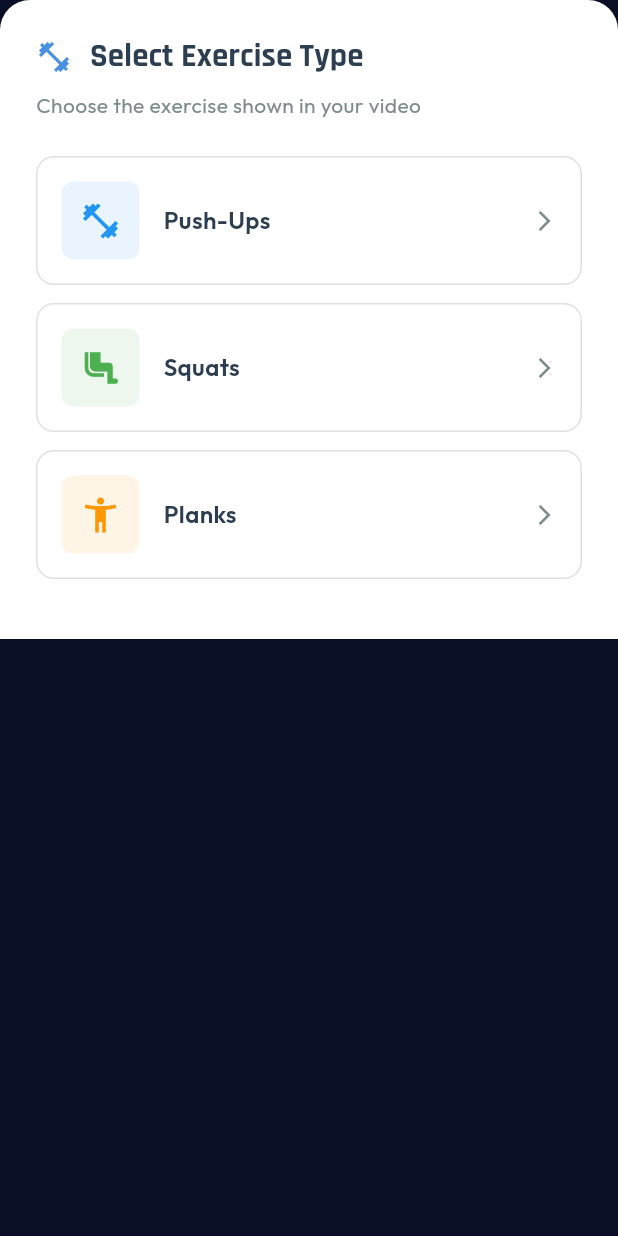
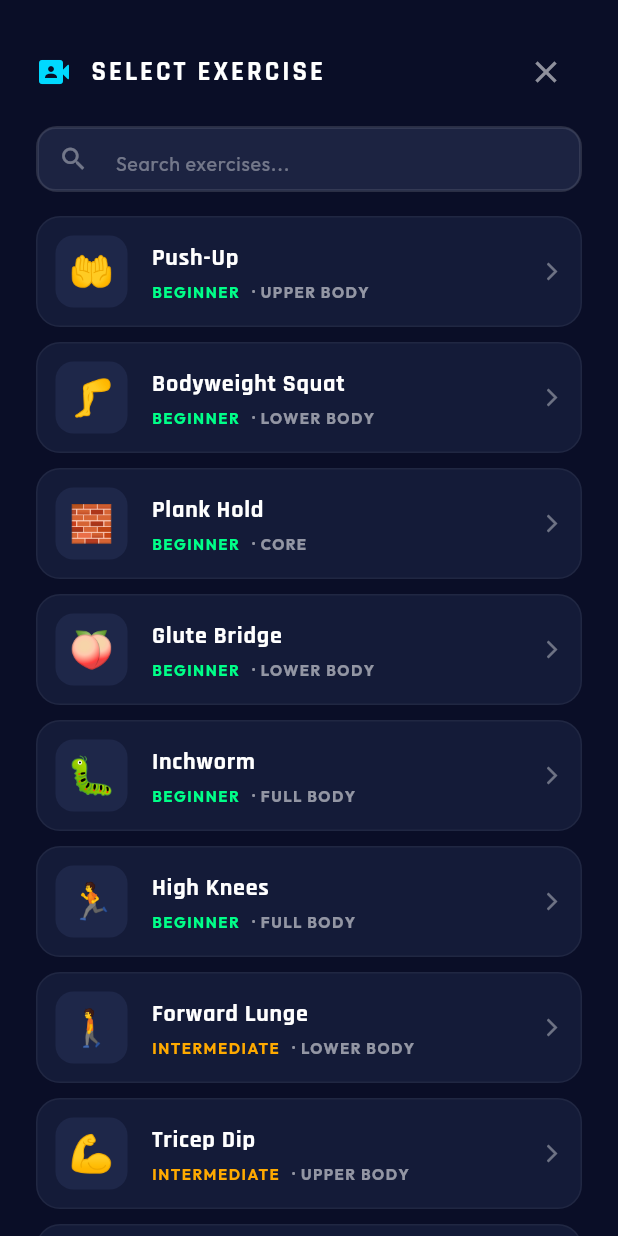
Before and after one commit to RHOCKAI/RHOCKAI-APP, a Flutter app: the ExerciseSelectorSheet widget shown alone on an empty page, opened directly, on a phone screen of 412 x 824 dp. Run offline on Flutter 3.47's test engine with Material 3 defaults, Android fonts, the phone set to English and light mode, and no system bars; our stand-ins replace camera, confetti, dio, file_picker, fl_chart, flutter_dotenv and 9 more; missing offline and left inert: ffmpeg_kit_flutter_new, google_mlkit_pose_detection; accounts and stored records are empty; network calls fail; project files that could hold a hidden picture were left out.

Commit message:
fix: UX enhancements, leaderboard wiring, dynamic exercise selection, unique image assets
- Updated all 20 exercise image URLs to distinct, accurate representations using Unsplash
- Wrote dailyLeaderboardProvider and hooked it up to the Professional Dashboard for real live data
- Added 'Upload Video' action directly into the dashboard camera preview overlay
- Completely refactored ExerciseSelectorSheet to dynamically load all 20 exercises with live search and correct aesthetic badges

```diff
--- a/frontend/lib/core/constants/exercises.dart
+++ b/frontend/lib/core/constants/exercises.dart
@@ -151,7 +151,7 @@ class Exercises {
     category: 'lower_body',
     idealTempo: ExerciseTempo(eccentric: 2.0, isometric: 1.0, concentric: 1.0),
     caloriesPerRep: 0.28,
-    imageUrl: 'https://images.unsplash.com/photo-1585829365295-ab7cd400c167?auto=format&fit=crop&q=80',
+    imageUrl: 'https://images.unsplash.com/photo-1544367567056-41c2cb2df638?auto=format&fit=crop&q=80',
   );
 
   static const inchworm = ExerciseData(
@@ -168,7 +168,7 @@ class Exercises {
     category: 'full_body',
     idealTempo: ExerciseTempo(eccentric: 2.0, isometric: 0.5, concentric: 2.0),
     caloriesPerRep: 0.40,
-    imageUrl: 'https://images.unsplash.com/photo-1599058917765-a780eda07a3e?auto=format&fit=crop&q=80',
+    imageUrl: 'https://images.unsplash.com/photo-1518611012118-69b125028f8f?auto=format&fit=crop&q=80',
   );
 
   static const standingMarchHigh = ExerciseData(
@@ -185,7 +185,7 @@ class Exercises {
     category: 'full_body',
     idealTempo: ExerciseTempo(eccentric: 0.3, isometric: 0, concentric: 0.3),
     caloriesPerRep: 0.20,
-    imageUrl: 'https://images.unsplash.com/photo-1476480862126-209bfaa8edc8?auto=format&fit=crop&q=80',
+    imageUrl: 'https://images.unsplash.com/photo-1538805060514-97d9cc17730c?auto=format&fit=crop&q=80',
   );
 
   // ─────────────────────────────────────────────
@@ -206,7 +206,7 @@ class Exercises {
     category: 'lower_body',
     idealTempo: ExerciseTempo(eccentric: 2.5, isometric: 0.5, concentric: 1.5),
     caloriesPerRep: 0.38,
-    imageUrl: 'https://images.unsplash.com/photo-1434608519344-49d77a124f7e?auto=format&fit=crop&q=80',
+    imageUrl: 'https://images.unsplash.com/photo-1584735935682-2f2b69dff9d2?auto=format&fit=crop&q=80',
   );
 
   static const tricepDip = ExerciseData(
@@ -223,7 +223,7 @@ class Exercises {
     category: 'upper_body',
     idealTempo: ExerciseTempo(eccentric: 2.5, isometric: 0.5, concentric: 1.0),
     caloriesPerRep: 0.45,
-    imageUrl: 'https://images.unsplash.com/photo-1604480132736-44c188fe4d20?auto=format&fit=crop&q=80',
+    imageUrl: 'https://images.unsplash.com/photo-1594381898411-846e7d193883?auto=format&fit=crop&q=80',
   );
 
   static const mountainClimber = ExerciseData(
@@ -240,7 +240,7 @@ class Exercises {
     category: 'full_body',
     idealTempo: ExerciseTempo(eccentric: 0.5, isometric: 0, concentric: 0.5),
     caloriesPerRep: 0.30,
-    imageUrl: 'https://images.unsplash.com/photo-1598971639058-fab3c3109a00?auto=format&fit=crop&q=80',
+    imageUrl: 'https://images.unsplash.com/photo-1571019615399-f2e1dfd490c6?auto=format&fit=crop&q=80',
   );
 
   static const sidePlank = ExerciseData(
@@ -257,7 +257,7 @@ class Exercises {
     category: 'core',
     idealTempo: ExerciseTempo(eccentric: 0, isometric: 30, concentric: 0),
     caloriesPerRep: 0.10,
-    imageUrl: 'https://images.unsplash.com/photo-1609952543555-9f9c5cd25374?auto=format&fit=crop&q=80',
+    imageUrl: 'https://images.unsplash.com/photo-1518398092300-56ac591e0a29?auto=format&fit=crop&q=80',
   );
 
   static const reverseLunge = ExerciseData(
@@ -274,7 +274,7 @@ class Exercises {
     category: 'lower_body',
     idealTempo: ExerciseTempo(eccentric: 2.5, isometric: 0.5, concentric: 1.5),
     caloriesPerRep: 0.36,
-    imageUrl: 'https://images.unsplash.com/photo-1434608519344-49d77a124f7e?auto=format&fit=crop&q=80',
+    imageUrl: 'https://images.unsplash.com/photo-1534438327276-14e5300c3a48?auto=format&fit=crop&q=80',
   );
 
   static const pikePushup = ExerciseData(
@@ -291,7 +291,7 @@ class Exercises {
     category: 'upper_body',
     idealTempo: ExerciseTempo(eccentric: 2.0, isometric: 0.5, concentric: 1.0),
     caloriesPerRep: 0.55,
-    imageUrl: 'https://images.unsplash.com/photo-1571019613454-1cb2f99b2d8b?auto=format&fit=crop&q=80',
+    imageUrl: 'https://images.unsplash.com/photo-1541534741627-52d80d2109ba?auto=format&fit=crop&q=80',
   );
 
   static const sumoSquat = ExerciseData(
@@ -308,7 +308,7 @@ class Exercises {
     category: 'lower_body',
     idealTempo: ExerciseTempo(eccentric: 2.5, isometric: 1.0, concentric: 1.0),
     caloriesPerRep: 0.35,
-    imageUrl: 'https://images.unsplash.com/photo-1604480132736-44c188fe4d20?auto=format&fit=crop&q=80',
+    imageUrl: 'https://images.unsplash.com/photo-1518611012118-69b125028f8f?auto=format&fit=crop&q=80',
   );
 
   // ─────────────────────────────────────────────
@@ -329,7 +329,7 @@ class Exercises {
     category: 'lower_body',
     idealTempo: ExerciseTempo(eccentric: 3.0, isometric: 1.0, concentric: 2.0),
     caloriesPerRep: 0.60,
-    imageUrl: 'https://images.unsplash.com/photo-1434608519344-49d77a124f7e?auto=format&fit=crop&q=80',
+    imageUrl: 'https://images.unsplash.com/photo-1566241142559-40e1dab266c6?auto=format&fit=crop&q=80',
   );
 
   static const diamondPushup = ExerciseData(
@@ -346,7 +346,7 @@ class Exercises {
     category: 'upper_body',
     idealTempo: ExerciseTempo(eccentric: 2.5, isometric: 0.5, concentric: 1.0),
     caloriesPerRep: 0.65,
-    imageUrl: 'https://images.unsplash.com/photo-1571019614242-c5c5dee9f50b?auto=format&fit=crop&q=80',
+    imageUrl: 'https://images.unsplash.com/photo-1583454155184-870a1f63aebc?auto=format&fit=crop&q=80',
   );
 
   static const archerPushup = ExerciseData(
@@ -363,7 +363,7 @@ class Exercises {
     category: 'upper_body',
     idealTempo: ExerciseTempo(eccentric: 3.0, isometric: 0.5, concentric: 1.5),
     caloriesPerRep: 0.70,
-    imageUrl: 'https://images.unsplash.com/photo-1598971639058-fab3c3109a00?auto=format&fit=crop&q=80',
+    imageUrl: 'https://images.unsplash.com/photo-1599058917200-a6cb82dbbcbd?auto=format&fit=crop&q=80',
   );
 
   static const jumpSquat = ExerciseData(
@@ -380,7 +380,7 @@ class Exercises {
     category: 'lower_body',
     idealTempo: ExerciseTempo(eccentric: 1.5, isometric: 0, concentric: 0.5),
     caloriesPerRep: 0.55,
-    imageUrl: 'https://images.unsplash.com/photo-1576678927484-cc907957088c?auto=format&fit=crop&q=80',
+    imageUrl: 'https://images.unsplash.com/photo-1552674605-b04b9015c92c?auto=format&fit=crop&q=80',
   );
 
   static const burpee = ExerciseData(
@@ -397,7 +397,7 @@ class Exercises {
     category: 'full_body',
     idealTempo: ExerciseTempo(eccentric: 1.0, isometric: 0, concentric: 1.0),
     caloriesPerRep: 0.80,
-    imageUrl: 'https://images.unsplash.com/photo-1599058917765-a780eda07a3e?auto=format&fit=crop&q=80',
+    imageUrl: 'https://images.unsplash.com/photo-1517836357463-d25dfeac3438?auto=format&fit=crop&q=80',
   );
 
   static const singleLegDeadlift = ExerciseData(
@@ -414,7 +414,7 @@ class Exercises {
     category: 'lower_body',
     idealTempo: ExerciseTempo(eccentric: 3.0, isometric: 0.5, concentric: 2.0),
     caloriesPerRep: 0.45,
-    imageUrl: 'https://images.unsplash.com/photo-1574680096141-1cddd32e04ca?auto=format&fit=crop&q=80',
+    imageUrl: 'https://images.unsplash.com/photo-1581009146145-b5ef050c2e1e?auto=format&fit=crop&q=80',
   );
 
   static const spiderManPushup = ExerciseData(
@@ -431,7 +431,7 @@ class Exercises {
     category: 'upper_body',
     idealTempo: ExerciseTempo(eccentric: 2.0, isometric: 0.5, concentric: 1.0),
     caloriesPerRep: 0.68,
-    imageUrl: 'https://images.unsplash.com/photo-1571019614242-c5c5dee9f50b?auto=format&fit=crop&q=80',
+    imageUrl: 'https://images.unsplash.com/photo-1571019615399-f2e1dfd490c6?auto=format&fit=crop&q=80',
   );
 
   // ─────────────────────────────────────────────
--- a/frontend/lib/features/camera_ai/widgets/exercise_selector_sheet.dart
+++ b/frontend/lib/features/camera_ai/widgets/exercise_selector_sheet.dart
@@ -1,116 +1,174 @@
 import 'package:flutter/material.dart';
+import '../../../core/constants/exercises.dart';
+import '../../../core/config/app_theme.dart';
 
 /// Bottom sheet for selecting exercise type
 ///
 /// Matches existing app design patterns from dashboard
-class ExerciseSelectorSheet extends StatelessWidget {
+class ExerciseSelectorSheet extends StatefulWidget {
   const ExerciseSelectorSheet({super.key});
 
   @override
+  State<ExerciseSelectorSheet> createState() => _ExerciseSelectorSheetState();
+}
+
+class _ExerciseSelectorSheetState extends State<ExerciseSelectorSheet> {
+  String _searchQuery = '';
+
+  @override
   Widget build(BuildContext context) {
+    final filteredExercises = Exercises.allExercises
+        .where((e) => e.name.toLowerCase().contains(_searchQuery.toLowerCase()))
+        .toList();
+
     return Container(
-      padding: const EdgeInsets.all(24),
+      padding: const EdgeInsets.fromLTRB(24, 24, 24, 0),
       decoration: const BoxDecoration(
-        color: Colors.white,
+        color: Color(0xFF0A0E27),
         borderRadius: BorderRadius.vertical(top: Radius.circular(20)),
       ),
       child: Column(
-        mainAxisSize: MainAxisSize.min,
         crossAxisAlignment: CrossAxisAlignment.start,
         children: [
           // Header
           Row(
             children: [
-              const Icon(Icons.fitness_center, color: Color(0xFF4A90E2)),
+              const Icon(Icons.video_camera_front_rounded, color: AppTheme.neonBlue),
               const SizedBox(width: 12),
-              Text(
-                'Select Exercise Type',
-                style: Theme.of(context).textTheme.titleLarge?.copyWith(
+              const Text(
+                'SELECT EXERCISE',
+                style: TextStyle(
+                  color: Colors.white,
+                  fontSize: 18,
                   fontWeight: FontWeight.bold,
-                      color: const Color(0xFF2C3E50),
+                  letterSpacing: 2,
+                  fontFamily: 'Rajdhani',
                 ),
+              ),
+              const Spacer(),
+              IconButton(
+                icon: const Icon(Icons.close, color: Colors.white54),
+                onPressed: () => Navigator.pop(context),
               ),
             ],
           ),
-          const SizedBox(height: 8),
-          Text(
-            'Choose the exercise shown in your video',
-            style: Theme.of(context).textTheme.bodyMedium?.copyWith(
-                  color: const Color(0xFF7F8C8D),
+          const SizedBox(height: 12),
+
+          // Search bar
+          Container(
+            height: 44,
+            decoration: BoxDecoration(
+              color: Colors.white.withOpacity(0.06),
+              borderRadius: BorderRadius.circular(14),
+              border: Border.all(color: Colors.white.withOpacity(0.08)),
+            ),
+            child: TextField(
+              style: const TextStyle(color: Colors.white),
+              decoration: const InputDecoration(
+                hintText: 'Search exercises...',
+                hintStyle: TextStyle(color: Colors.white38, fontSize: 13),
+                prefixIcon: Icon(Icons.search, color: Colors.white38, size: 20),
+                border: InputBorder.none,
+                contentPadding: EdgeInsets.symmetric(vertical: 12),
+              ),
+              onChanged: (v) => setState(() => _searchQuery = v),
             ),
           ),
-          const SizedBox(height: 24),
+          const SizedBox(height: 16),
 
-          // Exercise options
-          _buildExerciseOption(
-            context,
-            title: 'Push-Ups',
-            icon: Icons.fitness_center,
-            color: Colors.blue,
-            exerciseType: 'pushup',
+          // Exercise list
+          Expanded(
+            child: ListView.separated(
+              itemCount: filteredExercises.length,
+              separatorBuilder: (_, __) => const SizedBox(height: 10),
+              itemBuilder: (context, index) {
+                final exercise = filteredExercises[index];
+                return _buildExerciseOption(context, exercise);
+              },
             ),
-          const SizedBox(height: 12),
-          _buildExerciseOption(
-            context,
-            title: 'Squats',
-            icon: Icons.airline_seat_legroom_normal,
-            color: Colors.green,
-            exerciseType: 'squat',
           ),
-          const SizedBox(height: 12),
-          _buildExerciseOption(
-            context,
-            title: 'Planks',
-            icon: Icons.accessibility_new,
-            color: Colors.orange,
-            exerciseType: 'plank',
-          ),
-
-          const SizedBox(height: 16),
         ],
       ),
     );
   }
 
-  Widget _buildExerciseOption(
-    BuildContext context, {
-    required String title,
-    required IconData icon,
-    required Color color,
-    required String exerciseType,
-  }) {
+  Widget _buildExerciseOption(BuildContext context, ExerciseData exercise) {
+    Color getDifficultyColor(String diff) {
+      switch (diff) {
+        case 'beginner': return const Color(0xFF00FF88);
+        case 'intermediate': return const Color(0xFFFFAA00);
+        case 'advanced': return const Color(0xFFFF3366);
+        default: return AppTheme.neonBlue;
+      }
+    }
+
+    final diffColor = getDifficultyColor(exercise.difficulty);
+
     return InkWell(
-      onTap: () => Navigator.pop(context, exerciseType),
-      borderRadius: BorderRadius.circular(12),
+      onTap: () => Navigator.pop(context, exercise.id),
+      borderRadius: BorderRadius.circular(16),
       child: Container(
-        padding: const EdgeInsets.all(16),
+        padding: const EdgeInsets.all(12),
         decoration: BoxDecoration(
-          border: Border.all(color: Colors.grey.shade300),
-          borderRadius: BorderRadius.circular(12),
+          color: const Color(0xFF141B38),
+          border: Border.all(color: Colors.white.withOpacity(0.05)),
+          borderRadius: BorderRadius.circular(16),
         ),
         child: Row(
           children: [
             Container(
-              padding: const EdgeInsets.all(12),
+              width: 48,
+              height: 48,
               decoration: BoxDecoration(
-                color: color.withValues(alpha: 0.1),
-                borderRadius: BorderRadius.circular(8),
+                color: const Color(0xFF1E2749),
+                borderRadius: BorderRadius.circular(12),
               ),
-              child: Icon(icon, color: color, size: 28),
+              alignment: Alignment.center,
+              child: Text(exercise.emoji, style: const TextStyle(fontSize: 24)),
             ),
             const SizedBox(width: 16),
             Expanded(
-              child: Text(
-                title,
+              child: Column(
+                crossAxisAlignment: CrossAxisAlignment.start,
+                children: [
+                  Text(
+                    exercise.name,
                     style: const TextStyle(
                       fontSize: 16,
-                  fontWeight: FontWeight.w600,
-                  color: Color(0xFF2C3E50),
+                      fontWeight: FontWeight.bold,
+                      color: Colors.white,
+                      fontFamily: 'Rajdhani',
+                      letterSpacing: 0.5,
                     ),
                   ),
+                  const SizedBox(height: 4),
+                  Row(
+                    children: [
+                      Text(
+                        exercise.difficulty.toUpperCase(),
+                        style: TextStyle(
+                          fontSize: 10,
+                          fontWeight: FontWeight.bold,
+                          color: diffColor,
+                          letterSpacing: 1,
                         ),
-            const Icon(Icons.arrow_forward_ios,
-                size: 16, color: Color(0xFF7F8C8D)),
+                      ),
+                      const SizedBox(width: 8),
+                      Text(
+                        '· ${exercise.category.replaceAll('_', ' ').toUpperCase()}',
+                        style: const TextStyle(
+                          fontSize: 10,
+                          fontWeight: FontWeight.bold,
+                          color: Colors.white54,
+                          letterSpacing: 1,
+                        ),
+                      ),
+                    ],
+                  ),
+                ],
+              ),
+            ),
+            const Icon(Icons.arrow_forward_ios, size: 14, color: Colors.white38),
           ],
         ),
       ),
--- a/frontend/lib/features/dashboard/dashboard_professional.dart
+++ b/frontend/lib/features/dashboard/dashboard_professional.dart
@@ -19,6 +19,12 @@ import 'package:rhockai/features/gamification/widgets/daily_challenge_card.dart'
 import 'package:rhockai/features/gamification/widgets/leaderboard_view.dart';
 import 'package:rhockai/features/gamification/widgets/fitness_rating_view.dart';
 import 'package:rhockai/features/gamification/data/models/daily_challenge.dart';
+import 'package:rhockai/features/gamification/providers/gamification_provider.dart';
+
+import 'dart:io';
+import 'package:file_picker/file_picker.dart';
+import 'package:rhockai/features/camera_ai/screens/video_analysis_screen.dart';
+import 'package:rhockai/features/camera_ai/widgets/exercise_selector_sheet.dart';
 
 /// 🏠 Professional Dashboard - Restored Premium AI Design
 class ProfessionalDashboard extends ConsumerStatefulWidget {
@@ -39,6 +45,39 @@ class _ProfessionalDashboardState extends ConsumerState<ProfessionalDashboard> {
     await _authRepo.logout();
     if (!mounted) return;
     unawaited(Navigator.pushReplacementNamed(context, '/'));
+  }
+
+  Future<void> _uploadVideo() async {
+    // 1. Pick video file
+    final result = await FilePicker.platform.pickFiles(
+      type: FileType.video,
+    );
+
+    if (result == null || result.files.isEmpty) return;
+    if (!mounted) return;
+
+    // 2. Show exercise selector
+    final exerciseType = await showModalBottomSheet<String>(
+      context: context,
+      shape: const RoundedRectangleBorder(
+        borderRadius: BorderRadius.vertical(top: Radius.circular(20)),
+      ),
+      builder: (context) => const ExerciseSelectorSheet(),
+    );
+
+    if (exerciseType == null) return;
+    if (!mounted) return;
+
+    // 3. Navigate to analysis screen
+    unawaited(Navigator.push(
+      context,
+      MaterialPageRoute(
+        builder: (context) => VideoAnalysisScreen(
+          videoFile: File(result.files.single.path!),
+          exerciseType: exerciseType,
+        ),
+      ),
+    ));
   }
 
   @override
@@ -333,22 +372,25 @@ class _ProfessionalDashboardState extends ConsumerState<ProfessionalDashboard> {
   }
 
   Widget _buildSocialRow(bool isMobile) {
+    final leaderboardAsync = ref.watch(dailyLeaderboardProvider);
+    final entries = leaderboardAsync.valueOrNull ?? [];
+
     return LayoutBuilder(builder: (context, constraints) {
       if (constraints.maxWidth < 900) {
-        return const Column(
+        return Column(
           children: [
-            LeaderboardView(entries: []),
-            SizedBox(height: 16),
-            CalendarCard(),
+            LeaderboardView(entries: entries),
+            const SizedBox(height: 16),
+            const CalendarCard(),
           ],
         );
       }
-      return const Row(
+      return Row(
         crossAxisAlignment: CrossAxisAlignment.start,
         children: [
-          Expanded(flex: 3, child: LeaderboardView(entries: [])),
-          SizedBox(width: 20),
-          Expanded(flex: 2, child: CalendarCard()),
+          Expanded(flex: 3, child: LeaderboardView(entries: entries)),
+          const SizedBox(width: 20),
+          const Expanded(flex: 2, child: CalendarCard()),
         ],
       );
     });
@@ -441,7 +483,9 @@ class _ProfessionalDashboardState extends ConsumerState<ProfessionalDashboard> {
           Positioned(
             bottom: 20,
             left: 20,
-            child: Container(
+            child: Row(
+              children: [
+                Container(
                   padding: const EdgeInsets.symmetric(horizontal: 16, vertical: 8),
                   decoration: BoxDecoration(color: Colors.black54, borderRadius: BorderRadius.circular(12)),
                   child: const Row(
@@ -451,6 +495,23 @@ class _ProfessionalDashboardState extends ConsumerState<ProfessionalDashboard> {
                       Text('CAMERA ACTIVE', style: TextStyle(color: Colors.white, fontSize: 10, fontWeight: FontWeight.bold, letterSpacing: 1.5)),
                     ],
                   ),
+                ),
+                const SizedBox(width: 12),
+                GestureDetector(
+                  onTap: _uploadVideo,
+                  child: Container(
+                    padding: const EdgeInsets.symmetric(horizontal: 16, vertical: 8),
+                    decoration: BoxDecoration(color: AppTheme.neonBlue.withOpacity(0.2), borderRadius: BorderRadius.circular(12), border: Border.all(color: AppTheme.neonBlue)),
+                    child: const Row(
+                      children: [
+                        Icon(Icons.video_file, color: AppTheme.neonBlue, size: 18),
+                        SizedBox(width: 8),
+                        Text('UPLOAD VIDEO', style: TextStyle(color: AppTheme.neonBlue, fontSize: 10, fontWeight: FontWeight.bold, letterSpacing: 1.5)),
+                      ],
+                    ),
+                  ),
+                ),
+              ],
             ),
           ),
         ],
--- a/frontend/lib/features/gamification/providers/gamification_provider.dart
+++ b/frontend/lib/features/gamification/providers/gamification_provider.dart
@@ -1,6 +1,8 @@
 import 'package:flutter_riverpod/flutter_riverpod.dart';
 import '../data/models/user_stats.dart';
+import '../data/models/leaderboard_entry.dart';
 import '../data/repositories/gamification_repository.dart';
+import '../../../core/providers/api_client_provider.dart';
 
 final gamificationRepositoryProvider = Provider((ref) => GamificationRepository());
 
@@ -8,3 +10,9 @@ final userStatsProvider = FutureProvider<UserStats>((ref) async {
   final repo = ref.watch(gamificationRepositoryProvider);
   return repo.getUserStats();
 });
+
+final dailyLeaderboardProvider = FutureProvider<List<LeaderboardEntry>>((ref) async {
+  final repo = ref.watch(gamificationRepositoryProvider);
+  final apiClient = ref.watch(apiClientProvider);
+  return repo.getDailyLeaderboard(apiClient);
+});
```
Lines whose indentation alone changed are shown as unchanged.
